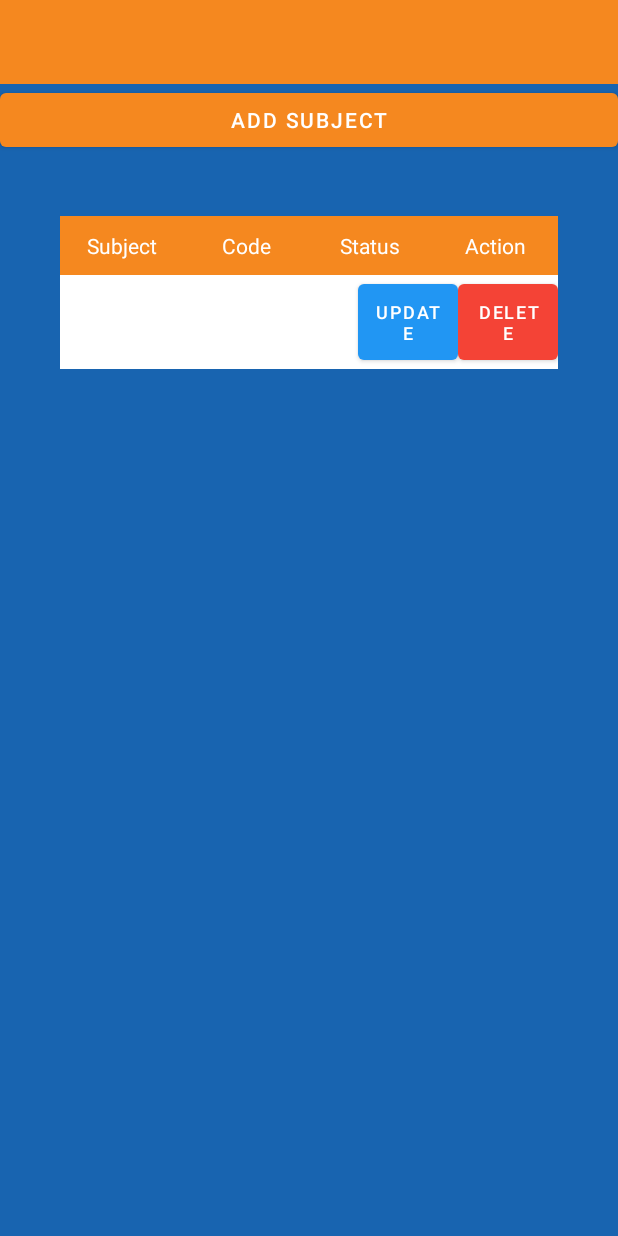
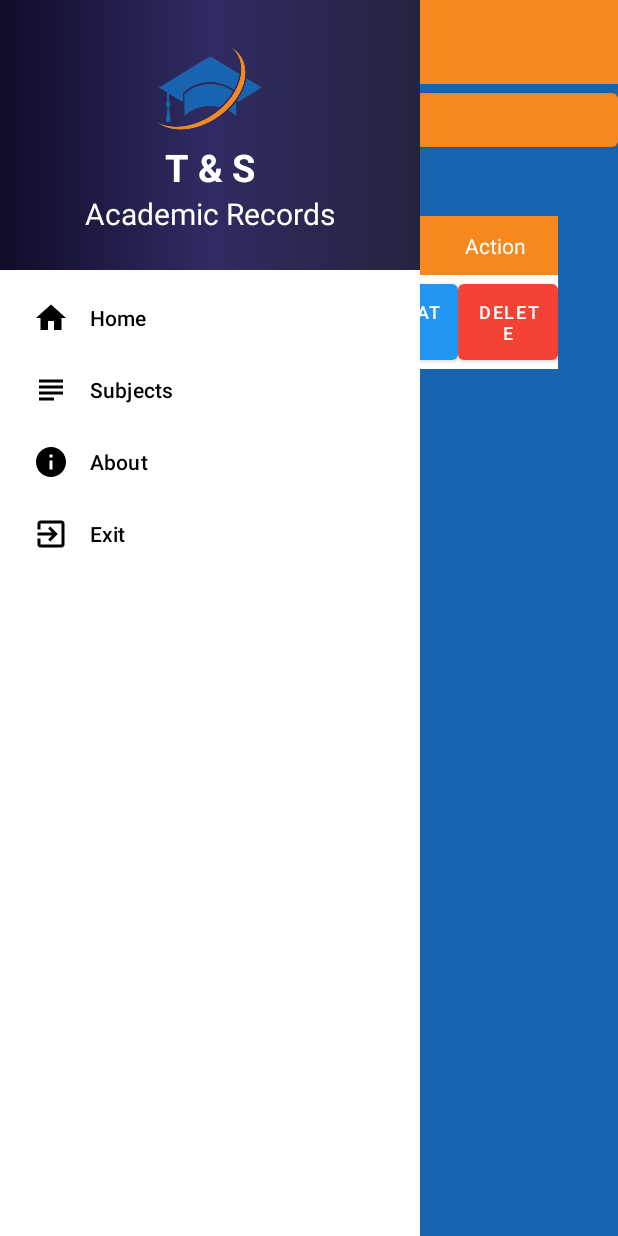
Before and after one commit to DoctoraCics/MobileProgrammingProject, an Android app: the Subject_Screen screen opened directly, with no data from a screen before it, on a phone screen of 412 x 824 dp. Run offline under Robolectric (Android 15) with nearby library versions, the phone set to English and light mode, and no system bars.

Commit message:
Updates
changes v2

```diff
--- a/app/src/main/res/layout/activity_about_screen.xml
+++ b/app/src/main/res/layout/activity_about_screen.xml
@@ -31,7 +31,7 @@
             android:textSize="34sp" />
 
         <Button
-            android:id="@+id/abtDev"
+            android:id="@+id/aboutDev"
             android:layout_width="wrap_content"
             android:layout_height="wrap_content"
             android:layout_gravity="center"
--- a/app/src/main/res/layout/activity_add_subject_screen.xml
+++ b/app/src/main/res/layout/activity_add_subject_screen.xml
@@ -64,7 +64,7 @@
             android:text="Status" />
 
         <Spinner
-            android:id="@+id/statusdropdown"
+            android:id="@+id/statusDropdown"
             android:layout_width="match_parent"
             android:layout_height="wrap_content" />
 
--- a/app/src/main/res/layout/activity_home_screen.xml
+++ b/app/src/main/res/layout/activity_home_screen.xml
@@ -44,12 +44,12 @@
             android:theme="?attr/actionBarTheme" />
 
         <Spinner
-            android:id="@+id/spinner"
+            android:id="@+id/spinnerHome"
             android:layout_width="match_parent"
             android:layout_height="wrap_content" />
 
         <Button
-            android:id="@+id/button"
+            android:id="@+id/buttonHome"
             android:layout_width="match_parent"
             android:layout_height="wrap_content"
             app:backgroundTint="#F5881F"
--- a/app/src/main/res/layout/activity_specific_subject_screen.xml
+++ b/app/src/main/res/layout/activity_specific_subject_screen.xml
@@ -172,7 +172,7 @@
         </ScrollView>
 
         <EditText
-            android:id="@+id/enternotes"
+            android:id="@+id/enterNotes"
             android:layout_width="match_parent"
             android:layout_height="320dp"
             android:backgroundTint="@color/white"
--- a/app/src/main/res/layout/activity_subject_screen.xml
+++ b/app/src/main/res/layout/activity_subject_screen.xml
@@ -5,6 +5,25 @@
     android:layout_width="match_parent"
     android:layout_height="match_parent"
     tools:context=".Subject_Screen">
+
+    <com.google.android.material.navigation.NavigationView
+        android:id="@+id/navigationview"
+        android:layout_width="wrap_content"
+        android:layout_height="match_parent"
+        android:layout_gravity="start"
+        android:background="#FFFFFF"
+        app:headerLayout="@layout/header"
+        app:menu="@menu/sidemenu" />
+
+    <ScrollView
+        android:layout_width="match_parent"
+        android:layout_height="match_parent">
+
+        <androidx.constraintlayout.widget.ConstraintLayout
+            android:layout_width="match_parent"
+            android:layout_height="match_parent"/>
+
+    </ScrollView>
 
     <LinearLayout
         android:layout_width="match_parent"
@@ -124,7 +143,7 @@
                             android:textSize="12sp" />
 
                         <Button
-                            android:id="@+id/update2"
+                            android:id="@+id/updateSubject"
                             android:layout_width="0dp"
                             android:layout_height="wrap_content"
                             android:layout_weight="1.5"
@@ -135,7 +154,7 @@
                             app:backgroundTint="#2196F3" />
 
                         <Button
-                            android:id="@+id/delete2"
+                            android:id="@+id/deleteSubject"
                             android:layout_width="0dp"
                             android:layout_height="wrap_content"
                             android:layout_weight="1.5"
--- a/app/src/main/res/layout/activity_update_student_screen.xml
+++ b/app/src/main/res/layout/activity_update_student_screen.xml
@@ -28,7 +28,7 @@
             android:text="Student Name" />
 
         <EditText
-            android:id="@+id/entername"
+            android:id="@+id/enterName"
             android:layout_width="match_parent"
             android:layout_height="wrap_content"
             android:ems="10"
@@ -60,7 +60,7 @@
             android:text="Status" />
 
         <Spinner
-            android:id="@+id/spinnerstatus"
+            android:id="@+id/spinnerStatus"
             android:layout_width="match_parent"
             android:layout_height="wrap_content" />
 
@@ -72,7 +72,7 @@
             android:text="Subject" />
 
         <Spinner
-            android:id="@+id/spinnersubject"
+            android:id="@+id/spinnerSubject"
             android:layout_width="match_parent"
             android:layout_height="wrap_content" />
 
--- a/app/src/main/res/layout/activity_update_subject_screen.xml
+++ b/app/src/main/res/layout/activity_update_subject_screen.xml
@@ -21,7 +21,7 @@
             android:theme="?attr/actionBarTheme" />
 
         <TextView
-            android:id="@+id/enterSubj2"
+            android:id="@+id/subjectName"
             android:layout_width="match_parent"
             android:layout_height="wrap_content"
             android:textColor="@color/white"
@@ -44,7 +44,7 @@
             android:text="Code" />
 
         <EditText
-            android:id="@+id/subjectcode"
+            android:id="@+id/subjectCode"
             android:layout_width="match_parent"
             android:layout_height="wrap_content"
             android:ems="10"
```
Also changed, not shown: app/src/main/res/layout/activity_enroll_student_screen.xml (+5 -5 lines).
